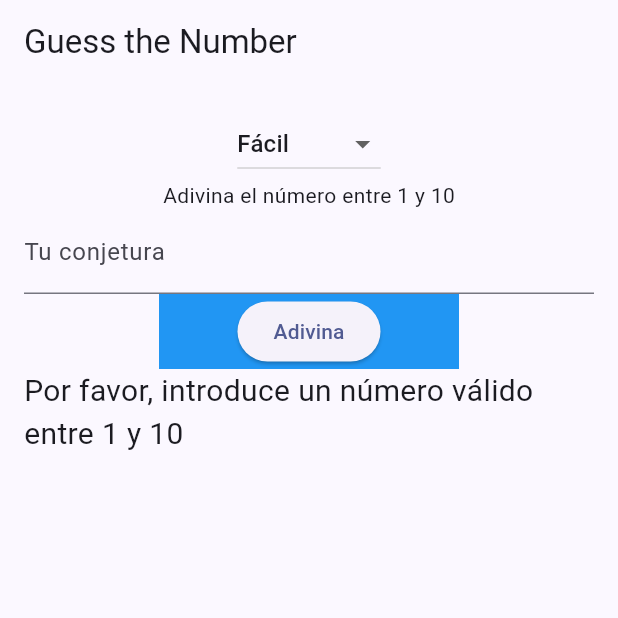
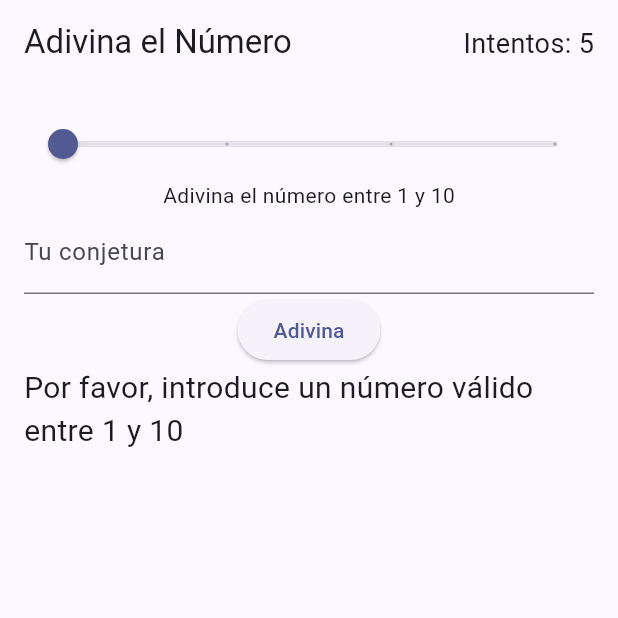
Before and after one commit to FernandoMay/adivinanumero, a Flutter app: the screen it shows after launch, after a tap on "Adivina", on a phone screen of 412 x 824 dp, the top half of it. Run offline on Flutter 3.47's test engine with Material 3 defaults, Android fonts, the phone set to English and light mode, and no system bars; our stand-ins replace vibration.

Commit message:
Slider & Intentos  Added

```diff
--- a/lib/home.dart
+++ b/lib/home.dart
@@ -3,14 +3,13 @@ import 'package:vibration/vibration.dart';
 import 'dart:math';
 
 class HomePage extends StatefulWidget {
-  const HomePage({super.key});
-
   @override
   _HomePageState createState() => _HomePageState();
 }
 
 class _HomePageState extends State<HomePage> {
   String _difficulty = 'Fácil';
+  double _difficultyValue = 0;
   int _maxNumber = 10;
   int _attempts = 5;
   late int _secretNumber;
@@ -19,7 +18,6 @@ class _HomePageState extends State<HomePage> {
   final List<String> _history = [];
   final TextEditingController _controller = TextEditingController();
   final GlobalKey<AnimatedListState> _listKey = GlobalKey<AnimatedListState>();
-  bool _isButtonPressed = false;
 
   @override
   void initState() {
@@ -41,26 +39,25 @@ class _HomePageState extends State<HomePage> {
     return Random().nextInt(_maxNumber) + 1;
   }
 
-  void _updateDifficulty(String newDifficulty) {
+  void _updateDifficulty(double value) {
     setState(() {
-      _difficulty = newDifficulty;
-      switch (_difficulty) {
-        case 'Fácil':
+      _difficultyValue = value;
+      if (value == 0) {
+        _difficulty = 'Fácil';
         _maxNumber = 10;
         _attempts = 5;
-          break;
-        case 'Medio':
+      } else if (value == 1) {
+        _difficulty = 'Medio';
         _maxNumber = 20;
         _attempts = 8;
-          break;
-        case 'Avanzado':
+      } else if (value == 2) {
+        _difficulty = 'Avanzado';
         _maxNumber = 100;
         _attempts = 15;
-          break;
-        case 'Extremo':
+      } else if (value == 3) {
+        _difficulty = 'Extremo';
         _maxNumber = 1000;
         _attempts = 25;
-          break;
       }
       _resetGame();
     });
@@ -70,9 +67,7 @@ class _HomePageState extends State<HomePage> {
     setState(() {
       int? guess = int.tryParse(_controller.text);
       if (guess == null || guess < 1 || guess > _maxNumber) {
-        _message =
-            'Por favor, introduce un número válido entre 1 y $_maxNumber';
-        _isButtonPressed = true;
+        _message = 'Por favor, introduce un número válido entre 1 y $_maxNumber';
         Vibration.vibrate(duration: 500);
         return;
       }
@@ -81,25 +76,24 @@ class _HomePageState extends State<HomePage> {
 
       if (guess == _secretNumber) {
         _message = '¡Correcto! El número era $_secretNumber';
-        _history.add('$_secretNumber - Correcto');
-        _listKey.currentState?.insertItem(_history.length - 1);
+        _history.insert(0, '$_secretNumber - Correcto');
+        _listKey.currentState?.insertItem(0);
         _resetGame();
       } else if (_remainingAttempts == 0) {
         _message = 'Lo siento, has perdido. El número era $_secretNumber';
-        _history.add('$_secretNumber - Incorrecto');
-        _listKey.currentState?.insertItem(_history.length - 1);
+        _history.insert(0, '$_secretNumber - Incorrecto');
+        _listKey.currentState?.insertItem(0);
         _resetGame();
       } else if (guess > _secretNumber) {
         _message = 'Intenta con un número menor';
-        _history.add('$guess - Mayor que el número secreto');
-        _listKey.currentState?.insertItem(_history.length - 1);
+        _history.insert(0, '$guess - Mayor que el número secreto');
+        _listKey.currentState?.insertItem(0);
       } else {
         _message = 'Intenta con un número mayor';
-        _history.add('$guess - Menor que el número secreto');
-        _listKey.currentState?.insertItem(_history.length - 1);
+        _history.insert(0, '$guess - Menor que el número secreto');
+        _listKey.currentState?.insertItem(0);
       }
       _controller.clear();
-      _isButtonPressed = false;
     });
   }
 
@@ -107,24 +101,32 @@ class _HomePageState extends State<HomePage> {
   Widget build(BuildContext context) {
     return Scaffold(
       appBar: AppBar(
-        title: const Text('Guess the Number'),
+        title: const Text('Adivina el Número'),
+        actions: [
+          Padding(
+            padding: const EdgeInsets.all(16.0),
+            child: Center(
+              child: Text(
+                'Intentos: $_remainingAttempts',
+                style: const TextStyle(fontSize: 18),
+              ),
+            ),
+          ),
+        ],
       ),
       body: Padding(
         padding: const EdgeInsets.all(16.0),
         child: Column(
           children: <Widget>[
-            DropdownButton<String>(
-              value: _difficulty,
-              onChanged: (String? newValue) {
-                _updateDifficulty(newValue!);
+            Slider(
+              value: _difficultyValue,
+              min: 0,
+              max: 3,
+              divisions: 3,
+              label: _difficulty,
+              onChanged: (double value) {
+                _updateDifficulty(value);
               },
-              items: <String>['Fácil', 'Medio', 'Avanzado', 'Extremo']
-                  .map<DropdownMenuItem<String>>((String value) {
-                return DropdownMenuItem<String>(
-                  value: value,
-                  child: Text(value),
-                );
-              }).toList(),
             ),
             Text('Adivina el número entre 1 y $_maxNumber'),
             TextField(
@@ -134,18 +136,10 @@ class _HomePageState extends State<HomePage> {
                 labelText: 'Tu conjetura',
               ),
             ),
-            AnimatedContainer(
-              duration: const Duration(milliseconds: 300),
-              width: _isButtonPressed ? 200.0 : 100.0,
-              height: 50.0,
-              color: _isButtonPressed ? Colors.blue : Colors.red,
-              alignment: _isButtonPressed
-                  ? Alignment.center
-                  : AlignmentDirectional.topCenter,
-              child: ElevatedButton(
+               ElevatedButton(
                 onPressed: _checkGuess,
                 child: const Text('Adivina'),
-              ),
+
             ),
             AnimatedSwitcher(
               duration: const Duration(milliseconds: 500),
@@ -162,6 +156,7 @@ class _HomePageState extends State<HomePage> {
               child: AnimatedList(
                 key: _listKey,
                 initialItemCount: _history.length,
+                reverse: true,
                 itemBuilder: (context, index, animation) {
                   return _buildItem(_history[index], animation);
                 },
```
Lines whose indentation alone changed are shown as unchanged.
